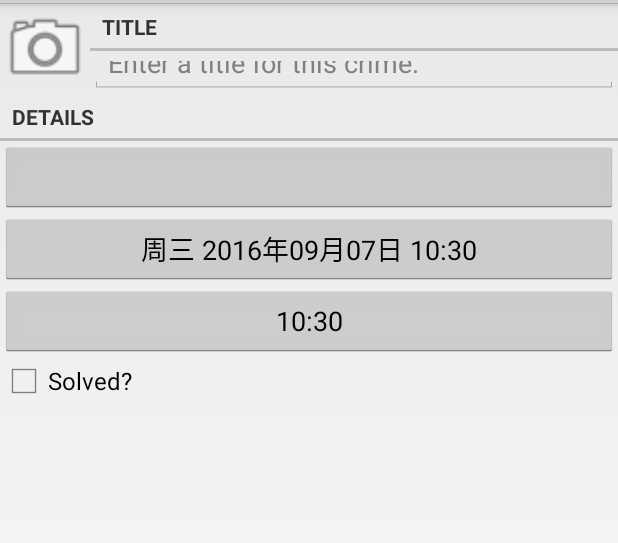
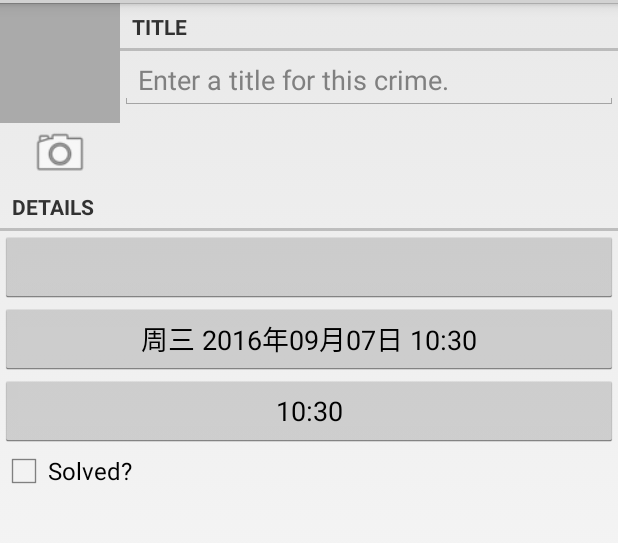
Before and after one commit to liaoyuanhuo666/CriminalIntent, an Android app: the CrimeFragment screen opened directly, with no data from a screen before it, on a phone screen of 412 x 824 dp, the part 69-612 px from its top. Run offline under Robolectric (Android 15) with nearby library versions, the phone set to English and light mode, and no system bars; network calls fail.

Commit message:
从相机预览里拍摄照片并保存为JPEG格式的本地文件。 将照片与 Crime 关联起来并显示在 CrimeFragment 的视图中。 用户可以选择在 DialogFragment 中查看大尺寸版本的图片

```diff
--- a/app/src/main/java/com/example/hasee/criminalintent/Crime.java
+++ b/app/src/main/java/com/example/hasee/criminalintent/Crime.java
@@ -1,13 +1,9 @@
 package com.example.hasee.criminalintent;
 
-import android.util.Log;
 
 import org.json.JSONException;
 import org.json.JSONObject;
-
-import java.text.SimpleDateFormat;
 import java.util.Date;
-import java.util.Locale;
 import java.util.UUID;
 
 /**
@@ -18,10 +14,12 @@ public class Crime {
     private String mCrimeTitle;
     private Date mDate;
     private boolean mSolved;
+    private Photo mPhoto;
     private static final String JSON_ID = "id";
     private static final String JSON_TITLE = "title";
     private static final String JSON_DATE = "date";
     private static final String JSON_SOLVED = "solved";
+    private static final String JSON_PHOTO = "solved";
 
     public Crime() {
         mCrimeId = UUID.randomUUID();
@@ -33,6 +31,9 @@ public class Crime {
         if (json.has(JSON_TITLE)) {
             mCrimeTitle = json.getString(JSON_TITLE);
         }
+        if (json.has(JSON_PHOTO)) {
+            mPhoto = new Photo(json.getJSONObject(JSON_PHOTO));
+        }
         mDate = new Date(json.getLong(JSON_DATE));
         mSolved = json.getBoolean(JSON_SOLVED);
     }
@@ -43,6 +44,9 @@ public class Crime {
         json.put(JSON_ID, mCrimeId.toString());
         json.put(JSON_TITLE, mCrimeTitle);
         json.put(JSON_SOLVED, mSolved);
+        if (mPhoto != null) {
+            json.put(JSON_PHOTO, mPhoto.toJSON());
+        }
         return json;
     }
 
@@ -74,6 +78,14 @@ public class Crime {
         this.mSolved = solved;
     }
 
+    public Photo getPhoto() {
+        return mPhoto;
+    }
+
+    public void setPhoto(Photo photo) {
+        mPhoto = photo;
+    }
+
     @Override
     public String toString() {
         return mCrimeTitle;
--- a/app/src/main/java/com/example/hasee/criminalintent/CrimeFragment.java
+++ b/app/src/main/java/com/example/hasee/criminalintent/CrimeFragment.java
@@ -3,10 +3,11 @@ package com.example.hasee.criminalintent;
 import android.annotation.TargetApi;
 import android.app.Activity;
 import android.app.AlertDialog;
-import android.app.Dialog;
 import android.content.DialogInterface;
 import android.content.Intent;
 import android.content.pm.PackageManager;
+import android.graphics.drawable.BitmapDrawable;
+import android.graphics.drawable.Drawable;
 import android.hardware.Camera;
 import android.os.Build;
 import android.os.Bundle;
@@ -28,6 +29,7 @@ import android.widget.CheckBox;
 import android.widget.CompoundButton;
 import android.widget.EditText;
 import android.widget.ImageButton;
+import android.widget.ImageView;
 
 import java.util.Date;
 import java.util.UUID;
@@ -42,6 +44,7 @@ public class CrimeFragment extends Fragment {
     private static final String DIALOG_TIME = "dialog_time";
     private static final int REQUEST_CODE = 0;
     private static final int REQUEST_CODE_TIME = 1;
+    private static final int REQUEST_PHOTO = 2;
     private Crime mCrime;
     private EditText mCrimeTitle;
     private Button mDateBtn;
@@ -49,6 +52,7 @@ public class CrimeFragment extends Fragment {
     private Button mchooseBtn;
     private CheckBox mSolvedCb;
     private ImageButton mCameraImageBtn;
+    private ImageView mImageView;
 
     public static CrimeFragment getInstanse(UUID crimeId) {
         Bundle args = new Bundle();
@@ -85,6 +89,8 @@ public class CrimeFragment extends Fragment {
         mchooseBtn = (Button) view.findViewById(R.id.choose_data_or_time);
         mSolvedCb = (CheckBox) view.findViewById(R.id.crime_solved);
         mCameraImageBtn = (ImageButton) view.findViewById(R.id.crime_camera_imagebtn);
+        mImageView = (ImageView) view.findViewById(R.id.crime_imageview);
+
         mCrimeTitle.addTextChangedListener(new TextWatcher() {
             @Override
             public void beforeTextChanged(CharSequence s, int start, int count, int after) {
@@ -160,7 +166,7 @@ public class CrimeFragment extends Fragment {
             @Override
             public void onClick(View v) {
                 Intent intent = new Intent(getActivity(), CrimeCameraActivity.class);
-                startActivity(intent);
+                startActivityForResult(intent,REQUEST_PHOTO);
             }
         });
         boolean hasCamera = getActivity().getPackageManager().hasSystemFeature(PackageManager.FEATURE_CAMERA)
@@ -169,7 +175,14 @@ public class CrimeFragment extends Fragment {
             mCameraImageBtn.setEnabled(false);
         }
         Log.i(TAG, container.getClass() + ":" + container.toString());
+
         return view;
+    }
+
+    @Override
+    public void onStart() {
+        super.onStart();
+        showPhoto();
     }
 
     @Override
@@ -217,14 +230,34 @@ public class CrimeFragment extends Fragment {
             updateDate();
         } else if (requestCode == REQUEST_CODE_TIME) {
             Date date = (Date) data.getSerializableExtra(TimePickerFragment.EXTRA_TIME);
-            Log.i(TAG, date.toString());
             mCrime.setDate(date);
             mTimeBtn.setText(Util.timeSdf.format(mCrime.getDate()));
+        } else if (requestCode==REQUEST_PHOTO) {
+            String photoFileName = data.getStringExtra(CrimeCameraFragment.EXTRA_PHOTO_FILENAME);
+            if (photoFileName!=null) {
+                Photo photo = new Photo(photoFileName);
+                mCrime.setPhoto(photo);
+                showPhoto();
+            }
         }
+    }
+
+    @Override
+    public void onDestroy() {
+        super.onDestroy();
+        PictureUtils.cleanImageView(mImageView);
     }
 
     private void updateDate() {
         mDateBtn.setText(Util.dateSdf.format(mCrime.getDate()));
     }
-
+    private void showPhoto(){
+        Photo photo = mCrime.getPhoto();
+        BitmapDrawable drawable = null;
+        if (photo!=null) {
+            String filePath = getActivity().getFileStreamPath(photo.getFilename()).getAbsolutePath();
+            drawable = PictureUtils.getScaleDrawable(getActivity(),filePath);
+        }
+        mImageView.setImageDrawable(drawable);
+    }
 }
--- a/app/src/main/java/com/example/hasee/criminalintent/CrimeLab.java
+++ b/app/src/main/java/com/example/hasee/criminalintent/CrimeLab.java
@@ -62,6 +62,7 @@ public class CrimeLab {
             Log.i(TAG, "save crimes Success");
             return true;
         } catch (Exception e) {
+            e.printStackTrace();
             Log.i(TAG, "save crimes fail:" + e);
             return false;
         }
@@ -70,5 +71,6 @@ public class CrimeLab {
 
     public void delete(Crime crime) {
         mCrimes.remove(crime);
+        saveCrimes();
     }
 }
--- a/app/src/main/java/com/example/hasee/criminalintent/CriminalIntentJSONSerializer.java
+++ b/app/src/main/java/com/example/hasee/criminalintent/CriminalIntentJSONSerializer.java
@@ -4,6 +4,7 @@ import android.content.Context;
 
 import org.json.JSONArray;
 import org.json.JSONException;
+import org.json.JSONObject;
 import org.json.JSONTokener;
 
 import java.io.BufferedReader;
@@ -64,6 +65,8 @@ public class CriminalIntentJSONSerializer {
 
         JSONArray array = (JSONArray) new JSONTokener(jsonString.toString()).nextValue();
         for (int i = 0; i < array.length(); i++) {
+            JSONObject job = array.getJSONObject(i);
+            Crime crime = new Crime(job);
             crimes.add(new Crime(array.getJSONObject(i)));
         }
         return crimes;
--- a/app/src/main/res/layout/fragment_crime.xml
+++ b/app/src/main/res/layout/fragment_crime.xml
@@ -8,12 +8,28 @@
         android:layout_height="wrap_content"
         android:orientation="horizontal">
 
-        <ImageButton
-            android:id="@+id/crime_camera_imagebtn"
-            android:background="@android:drawable/ic_menu_camera"
+        <LinearLayout
             android:layout_width="wrap_content"
-            android:padding="30dp"
-            android:layout_height="wrap_content"/>
+            android:layout_height="wrap_content"
+            android:orientation="vertical"
+            android:gravity="center"
+            >
+            <ImageView
+                android:cropToPadding="true"
+                android:scaleType="centerInside"
+                android:background="@android:color/darker_gray"
+                android:id="@+id/crime_imageview"
+                android:layout_width="80dp"
+                android:layout_height="80dp"/>
+
+            <ImageButton
+                android:id="@+id/crime_camera_imagebtn"
+                android:background="@android:drawable/ic_menu_camera"
+                android:layout_width="wrap_content"
+                android:padding="20dp"
+                android:layout_height="wrap_content"/>
+        </LinearLayout>
+
 
         <LinearLayout
             android:orientation="vertical"
```
Also changed, not shown: app/src/main/java/com/example/hasee/criminalintent/CrimeCameraFragment.java (+60 -3 lines), app/src/main/java/com/example/hasee/criminalintent/Photo.java (added, +36 -0 lines), app/src/main/java/com/example/hasee/criminalintent/PictureUtils.java (added, +50 -0 lines), app/src/main/res/layout/fragment_crime_camera.xml (+22 -5 lines).
